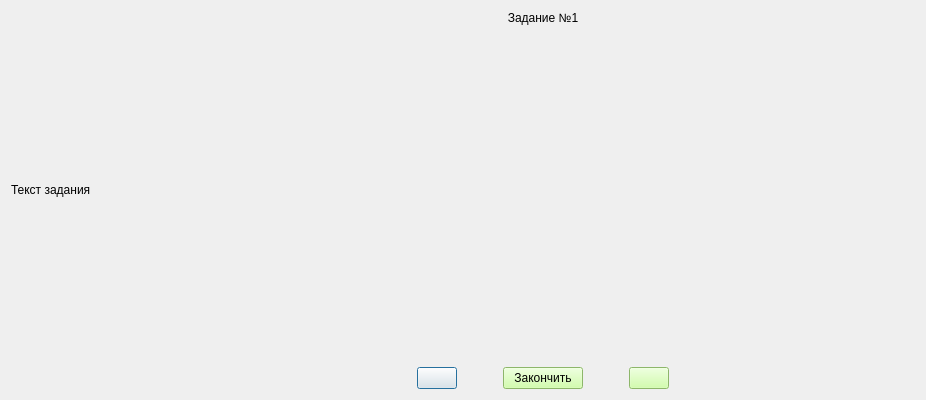
The window that qt/Test.ui (Alexey-Nikolaevic-B/cmd_test_system) describes before a commit, drawn with Qt 5.
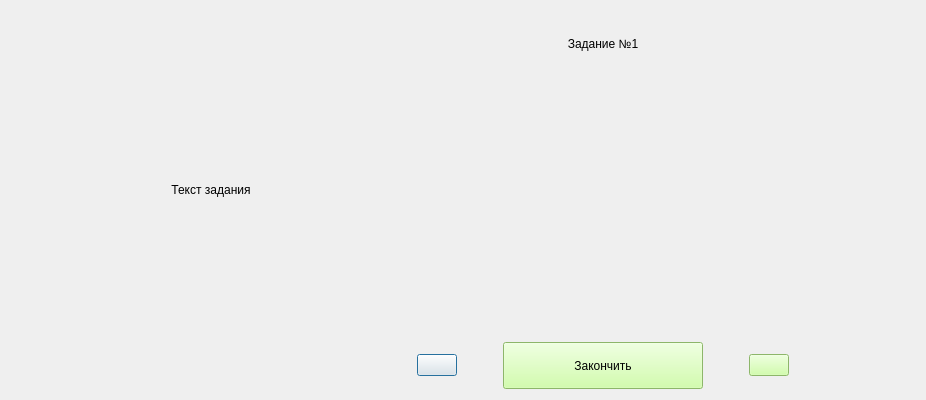
The same window after the commit. Icons and pictures are not drawn.

```diff
--- a/qt/Test.ui
+++ b/qt/Test.ui
@@ -65,7 +65,7 @@
         <string>Текст задания</string>
        </property>
        <property name="alignment">
-        <set>Qt::AlignLeading|Qt::AlignLeft|Qt::AlignTop</set>
+        <set>Qt::AlignHCenter|Qt::AlignTop</set>
        </property>
       </widget>
      </item>
@@ -99,6 +99,19 @@
    </item>
    <item>
     <layout class="QVBoxLayout" name="verticalLayout">
+     <item>
+      <spacer name="verticalSpacer_4">
+       <property name="orientation">
+        <enum>Qt::Vertical</enum>
+       </property>
+       <property name="sizeHint" stdset="0">
+        <size>
+         <width>20</width>
+         <height>40</height>
+        </size>
+       </property>
+      </spacer>
+     </item>
      <item>
       <widget class="QLabel" name="lbl_task_num">
        <property name="styleSheet">
@@ -108,14 +121,150 @@
        <property name="text">
         <string>Задание №1</string>
        </property>
+       <property name="textFormat">
+        <enum>Qt::PlainText</enum>
+       </property>
        <property name="alignment">
         <set>Qt::AlignCenter</set>
        </property>
+       <property name="margin">
+        <number>0</number>
+       </property>
        <property name="indent">
         <number>0</number>
        </property>
       </widget>
      </item>
+     <item>
+      <spacer name="verticalSpacer_14">
+       <property name="orientation">
+        <enum>Qt::Vertical</enum>
+       </property>
+       <property name="sizeHint" stdset="0">
+        <size>
+         <width>20</width>
+         <height>40</height>
+        </size>
+       </property>
+      </spacer>
+     </item>
+     <item>
+      <spacer name="verticalSpacer_13">
+       <property name="orientation">
+        <enum>Qt::Vertical</enum>
+       </property>
+       <property name="sizeHint" stdset="0">
+        <size>
+         <width>20</width>
+         <height>40</height>
+        </size>
+       </property>
+      </spacer>
+     </item>
+     <item>
+      <spacer name="verticalSpacer_12">
+       <property name="orientation">
+        <enum>Qt::Vertical</enum>
+       </property>
+       <property name="sizeHint" stdset="0">
+        <size>
+         <width>20</width>
+         <height>40</height>
+        </size>
+       </property>
+      </spacer>
+     </item>
+     <item>
+      <spacer name="verticalSpacer_11">
+       <property name="orientation">
+        <enum>Qt::Vertical</enum>
+       </property>
+       <property name="sizeHint" stdset="0">
+        <size>
+         <width>20</width>
+         <height>40</height>
+        </size>
+       </property>
+      </spacer>
+     </item>
+     <item>
+      <spacer name="verticalSpacer_10">
+       <property name="orientation">
+        <enum>Qt::Vertical</enum>
+       </property>
+       <property name="sizeHint" stdset="0">
+        <size>
+         <width>20</width>
+         <height>40</height>
+        </size>
+       </property>
+      </spacer>
+     </item>
+     <item>
+      <spacer name="verticalSpacer_9">
+       <property name="orientation">
+        <enum>Qt::Vertical</enum>
+       </property>
+       <property name="sizeHint" stdset="0">
+        <size>
+         <width>20</width>
+         <height>40</height>
+        </size>
+       </property>
+      </spacer>
+     </item>
+     <item>
+      <spacer name="verticalSpacer_8">
+       <property name="orientation">
+        <enum>Qt::Vertical</enum>
+       </property>
+       <property name="sizeHint" stdset="0">
+        <size>
+         <width>20</width>
+         <height>40</height>
+        </size>
+       </property>
+      </spacer>
+     </item>
+     <item>
+      <spacer name="verticalSpacer_7">
+       <property name="orientation">
+        <enum>Qt::Vertical</enum>
+       </property>
+       <property name="sizeHint" stdset="0">
+        <size>
+         <width>20</width>
+         <height>40</height>
+        </size>
+       </property>
+      </spacer>
+     </item>
+     <item>
+      <spacer name="verticalSpacer_6">
+       <property name="orientation">
+        <enum>Qt::Vertical</enum>
+       </property>
+       <property name="sizeHint" stdset="0">
+        <size>
+         <width>20</width>
+         <height>40</height>
+        </size>
+       </property>
+      </spacer>
+     </item>
+     <item>
+      <spacer name="verticalSpacer_5">
+       <property name="orientation">
+        <enum>Qt::Vertical</enum>
+       </property>
+       <property name="sizeHint" stdset="0">
+        <size>
+         <width>20</width>
+         <height>40</height>
+        </size>
+       </property>
+      </spacer>
+     </item>
      <item>
       <spacer name="verticalSpacer_2">
        <property name="orientation">
@@ -175,6 +324,12 @@
            <verstretch>0</verstretch>
           </sizepolicy>
          </property>
+         <property name="minimumSize">
+          <size>
+           <width>200</width>
+           <height>47</height>
+          </size>
+         </property>
          <property name="baseSize">
           <size>
            <width>0</width>
```
